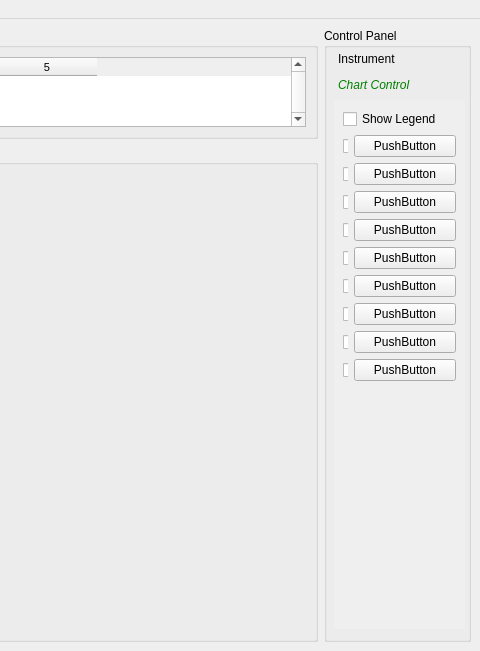
Before: the Qt Designer form ui/mainwindow.ui in mhorn71/StarbaseMini, drawn with Qt 5; both pictures show x 425 to 905 and y 0 to 651 of the 905 by 651 pixel window.
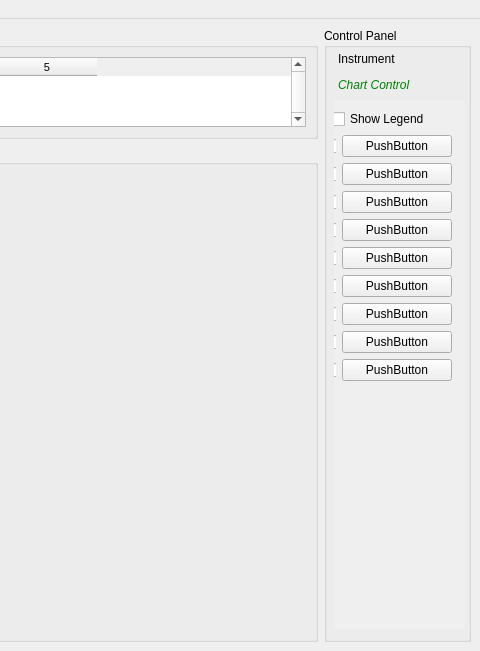
After: the same form once the commit is applied. The open tabs and pages were chosen to show the change.

Commit message: Trying to fix look on Mac OSX for chart control QToolBox layout.

Diff of the .ui file:
```diff
--- a/ui/mainwindow.ui
+++ b/ui/mainwindow.ui
@@ -305,8 +305,15 @@
            <attribute name="label">
             <string>Chart Control</string>
            </attribute>
-           <layout class="QGridLayout" name="gridLayout_6">
-            <item row="0" column="0">
+           <widget class="QWidget" name="layoutWidget">
+            <property name="geometry">
+             <rect>
+              <x>-3</x>
+              <y>9</y>
+              <width>121</width>
+              <height>327</height>
+             </rect>
+            </property>
              <layout class="QGridLayout" name="gridLayout_5">
               <property name="leftMargin">
                <number>0</number>
@@ -615,9 +622,7 @@
                 </property>
                </widget>
               </item>
-             </layout>
-            </item>
-            <item row="1" column="0">
+             <item row="10" column="1">
              <spacer name="verticalSpacer">
               <property name="orientation">
                <enum>Qt::Vertical</enum>
@@ -625,12 +630,13 @@
               <property name="sizeHint" stdset="0">
                <size>
                 <width>20</width>
-                <height>40</height>
+                 <height>18</height>
                </size>
               </property>
              </spacer>
             </item>
            </layout>
+           </widget>
           </widget>
          </widget>
         </item>
```
Left out of the diff: 66 changed lines with no effect on the pictures. Lines whose indentation alone changed are shown as unchanged. The commit also changes 1 other file.
